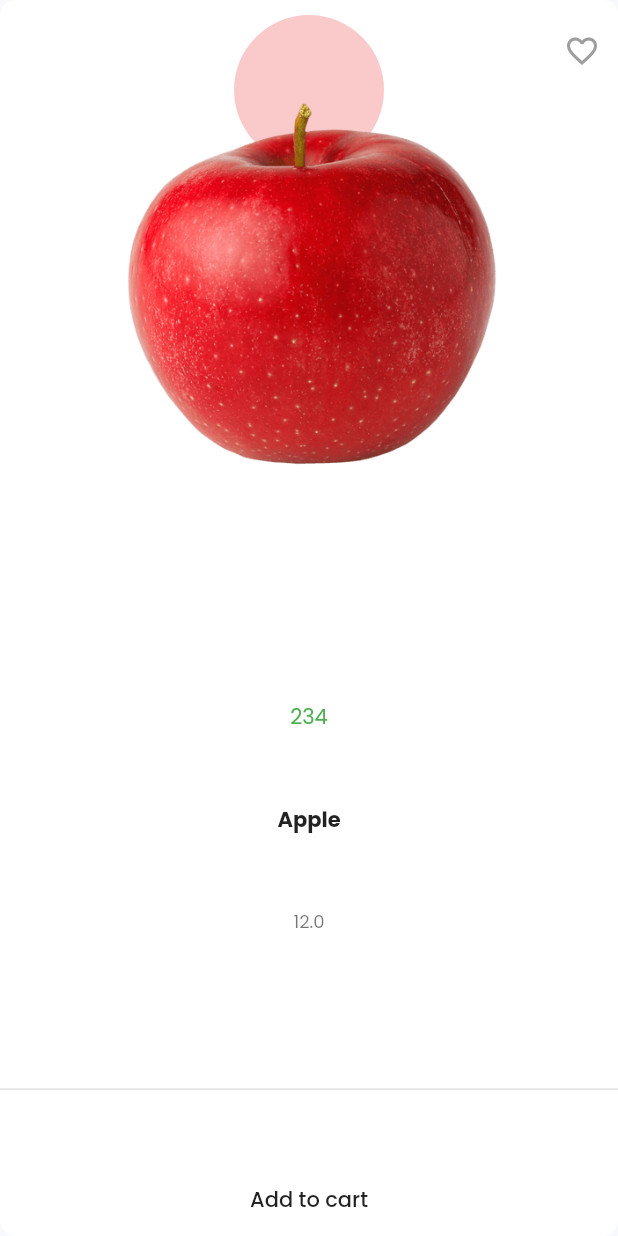
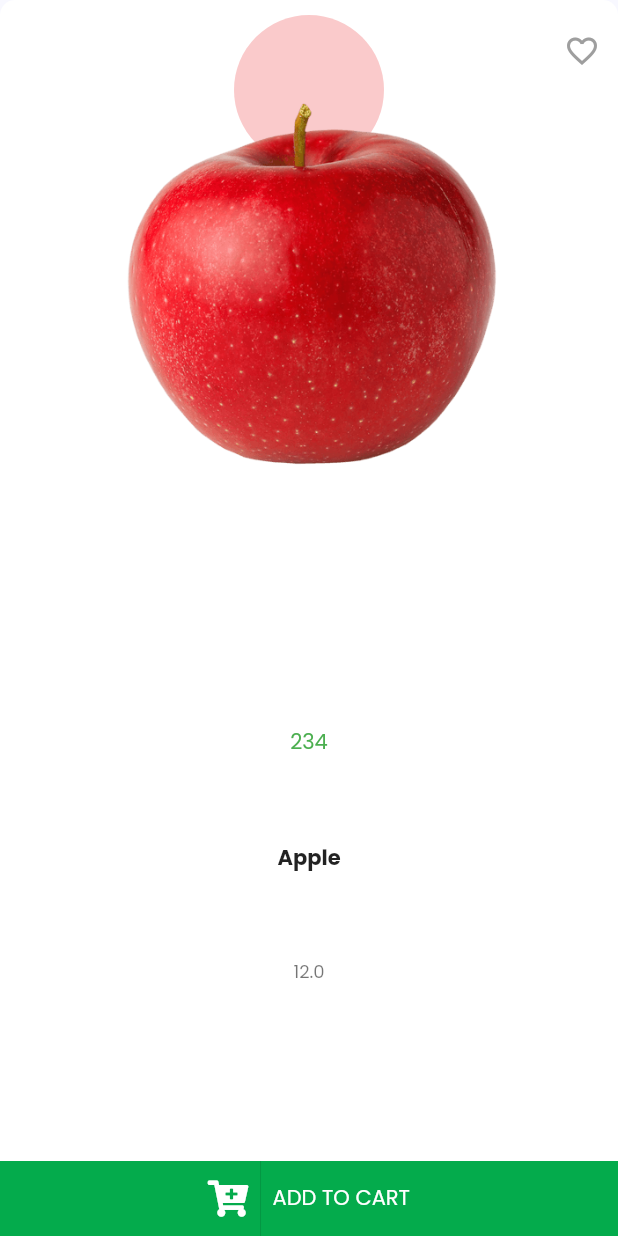
Before and after one commit to pranavo72bex/shoppingApp, a Flutter app: the ProductGridItem widget shown alone on an empty page, opened directly with sample values from the repository, on a phone screen of 412 x 824 dp. Run offline on Flutter 3.47's test engine with Material 2 defaults, Android fonts, the phone set to English and light mode, and no system bars; our stand-ins replace auto_route, carousel_slider, font_awesome_flutter, form_validator, google_fonts.

Commit message:
cart icon

```diff
--- a/lib/presentation/dashboard/widgets/product_grid_item.dart
+++ b/lib/presentation/dashboard/widgets/product_grid_item.dart
@@ -1,5 +1,6 @@
 import 'package:auto_route/auto_route.dart';
 import 'package:flutter/material.dart';
+import 'package:font_awesome_flutter/font_awesome_flutter.dart';
 import 'package:shoppingApp/domain/product.dart';
 import 'package:shoppingApp/presentation/core/app_router.gr.dart';
 
@@ -84,15 +85,42 @@ class _ProductItemState extends State<ProductGridItem> {
               style: Theme.of(context).textTheme.caption,
             ),
             SizedBox(height: 5),
-            Divider(
-              thickness: 1,
-              height: 4,
+            // Divider(
+            //   thickness: 1,
+            //   height: 4,
+            // ),
+            Material(
+              color: Theme.of(context).accentColor,
+              child: InkWell(
+                onTap: () {},
+                child: Container(
+                  alignment: Alignment.center,
+                  height: 50,
+                  child: Row(
+                    mainAxisAlignment: MainAxisAlignment.center,
+                    children: [
+                      FaIcon(
+                        FontAwesomeIcons.cartPlus,
+                        color: Theme.of(context).primaryTextTheme.button.color,
+                      ),
+                      VerticalDivider(),
+                      Text(
+                        'Add to cart'.toUpperCase(),
+                        style: TextStyle(
+                          color:
+                              Theme.of(context).primaryTextTheme.button.color,
+                        ),
+                      ),
+                    ],
+                  ),
+                ),
+              ),
             ),
-            FlatButton(
-              // minWidth: double.infinity,
-              onPressed: () {},
-              child: Text('Add to cart'),
-            ),
+            // FlatButton(
+            //   // minWidth: double.infinity,
+            //   onPressed: () {},
+            //   child: Text('Add to cart'),
+            // ),
           ],
         ),
       ),
```
